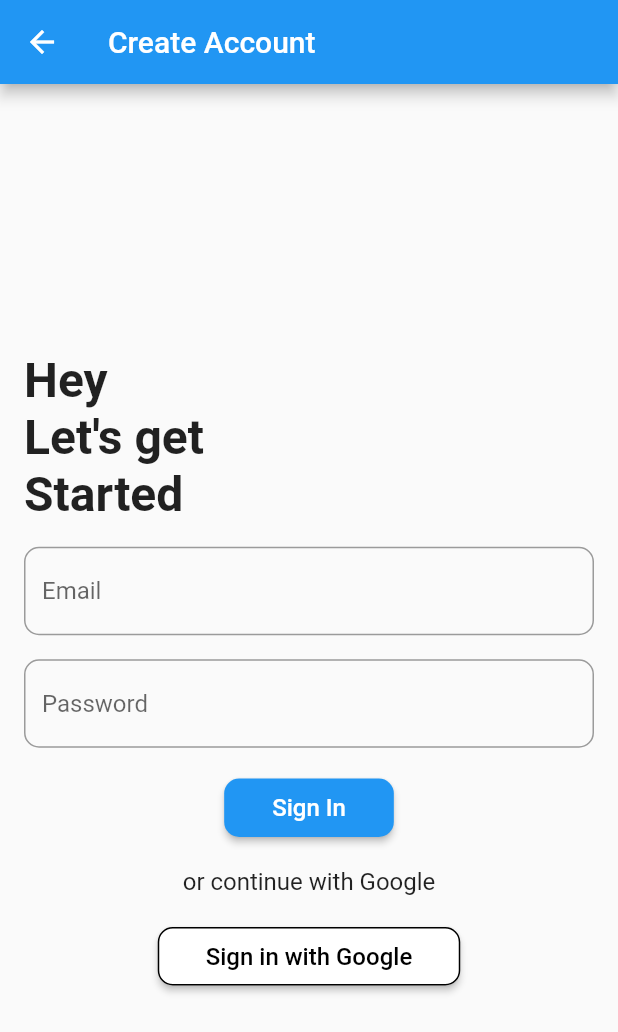
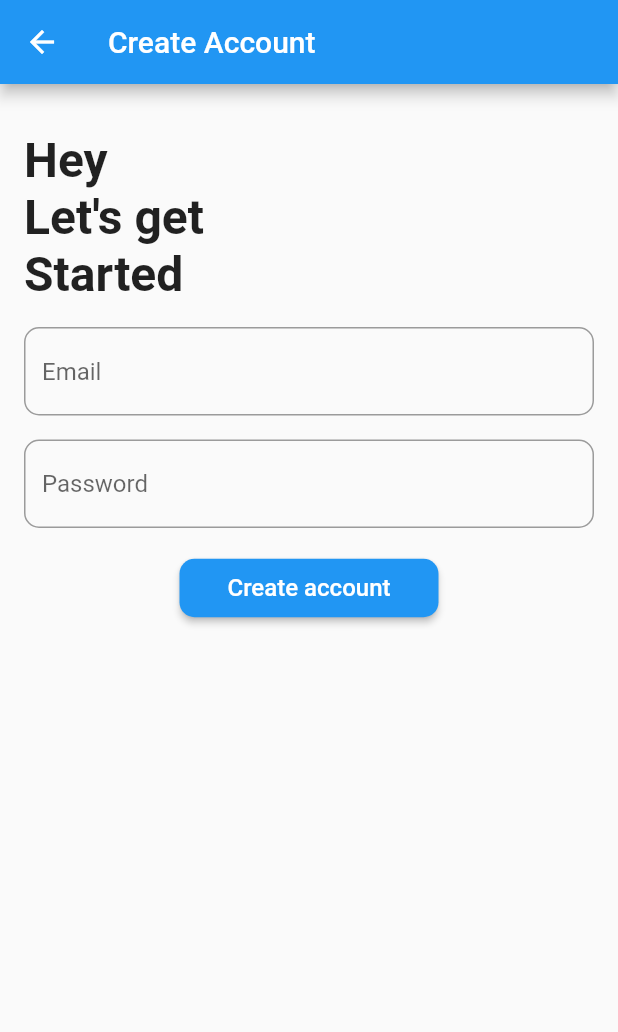
Before and after one commit to navaneethkulal8/Get_my_bus, a Flutter app: the CreateAccountPage screen opened directly, on a phone screen of 412 x 824 dp. Shown: the top 1032 px of the screen. Run offline on Flutter 3.47's test engine with Material 2 defaults, Android fonts, the phone set to English and light mode, and no system bars; our stand-ins replace firebase_auth, firebase_core, google_maps_flutter; accounts and stored records are empty.

Commit message:
login and create account sucessfull

```diff
--- a/lib/pages/create_account.dart
+++ b/lib/pages/create_account.dart
@@ -1,6 +1,6 @@
 import 'package:flutter/material.dart';
 import 'package:firebase_auth/firebase_auth.dart';
-import 'package:getmybus/pages/mainpage.dart';
+import 'package:getmybus/pages/loginpage.dart';
 
 class CreateAccountPage extends StatefulWidget {
   const CreateAccountPage({Key? key}) : super(key: key);
@@ -10,8 +10,8 @@ class CreateAccountPage extends StatefulWidget {
 }
 
 class _CreateAccountPageState extends State<CreateAccountPage> {
-  final TextEditingController _emailController = TextEditingController();
-  final TextEditingController _passwordController = TextEditingController();
+  TextEditingController _emailController = TextEditingController();
+  TextEditingController _passwordController = TextEditingController();
 
   bool _isCreatingAccount = false;
 
@@ -36,11 +36,11 @@ class _CreateAccountPageState extends State<CreateAccountPage> {
         );
 
         if (userCredential.user != null) {
-          // Account creation successful, navigate to the main page.
-          Navigator.pushReplacement(
+          // Account creation successful, navigate to the login page.
+          Navigator.push(
             context,
             MaterialPageRoute(
-              builder: (context) => MainPage(),
+              builder: (context) => LoginPage(),
             ),
           );
         }
@@ -55,7 +55,8 @@ class _CreateAccountPageState extends State<CreateAccountPage> {
           return AlertDialog(
             title: const Text('Account Creation Failed'),
             content: Text(
-                'An error occurred while creating your account. Please try again.'),
+              'An error occurred while creating your account. Please try again.',
+            ),
             actions: <Widget>[
               TextButton(
                 onPressed: () {
@@ -80,7 +81,9 @@ class _CreateAccountPageState extends State<CreateAccountPage> {
       appBar: AppBar(
         title: const Text('Create Account'),
       ),
-      body: Padding(
+      body: SafeArea(
+        child: SingleChildScrollView(
+          child: Padding(
             padding: const EdgeInsets.all(16.0),
             child: Column(
               crossAxisAlignment: CrossAxisAlignment.stretch,
@@ -132,7 +135,7 @@ class _CreateAccountPageState extends State<CreateAccountPage> {
                 SizedBox(height: 16),
                 Center(
                   child: ElevatedButton(
-                onPressed: _registerUser,
+                    onPressed: _isCreatingAccount ? null : _registerUser,
                     style: ElevatedButton.styleFrom(
                       primary: Colors.blue,
                       shape: RoundedRectangleBorder(
@@ -147,57 +150,15 @@ class _CreateAccountPageState extends State<CreateAccountPage> {
                               color: Colors.white,
                             )
                           : Text(
-                          'Sign In',
+                              'Create account',
                               style: TextStyle(fontSize: 16),
                             ),
-                ),
-              ),
-            ),
-            SizedBox(height: 16),
-            Center(
-              child: Column(
-                children: [
-                  Text(
-                    'or continue with Google',
-                    style: TextStyle(fontSize: 16),
-                  ),
-                  SizedBox(height: 16),
-                  ElevatedButton(
-                    onPressed: () {
-                      // Perform Google sign-in functionality
-                    },
-                    style: ElevatedButton.styleFrom(
-                      primary: Colors.white,
-                      onPrimary: Colors.black,
-                      shape: RoundedRectangleBorder(
-                        borderRadius: BorderRadius.circular(10.0),
-                        side: BorderSide(color: Colors.black),
-                      ),
-                    ),
-                    child: Padding(
-                      padding: const EdgeInsets.symmetric(
-                          horizontal: 16.0, vertical: 10.0),
-                      child: Row(
-                        mainAxisSize: MainAxisSize.min,
-                        children: [
-                          // Image.asset(
-                          //   'assets/images/google_logo.png', // Replace with your Google logo
-                          //   height: 24,
-                          //   width: 24,
-                          // ),
-                          // SizedBox(width: 8),
-                          Text(
-                            'Sign in with Google',
-                            style: TextStyle(fontSize: 16),
-                          ),
-                        ],
                     ),
                   ),
                 ),
               ],
             ),
           ),
-          ],
         ),
       ),
     );
```
Also changed, not shown: lib/main.dart (+27 -33 lines), lib/pages/homepage.dart (renamed from lib/pages/mainpage.dart, +4 -10 lines), lib/pages/loginpage.dart (+65 -4 lines), lib/pages/profilepage.dart (+42 -4 lines), lib/firebase_options.dart, 4 other files. Lines whose indentation alone changed are shown as unchanged.
